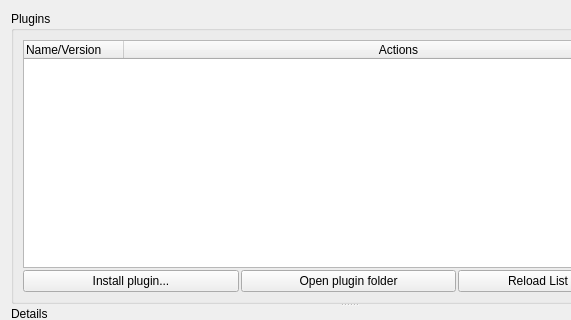
First picture: the form in ui/options_plugins.ui, repository metabrainz/picard, before the edit; both pictures show x 0 to 571 and y 0 to 320 of the 697 by 441 pixel window.
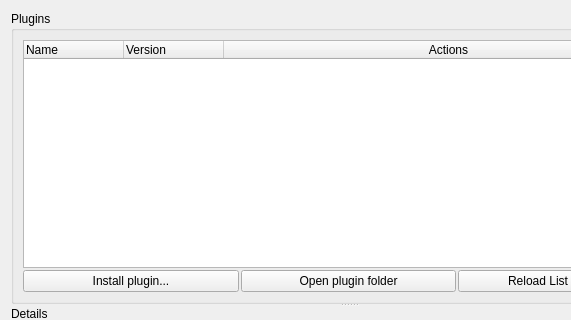
Second picture: the form after the edit.

Commit message: Plugins: Add separate version column

The edit to the form file:
```diff
--- a/ui/options_plugins.ui
+++ b/ui/options_plugins.ui
@@ -49,7 +49,12 @@
          </property>
          <column>
           <property name="text">
-           <string>Name/Version</string>
+           <string>Name</string>
+          </property>
+         </column>
+         <column>
+          <property name="text">
+           <string>Version</string>
           </property>
          </column>
          <column>
```
Left out of the diff: 4 changed lines with no effect on the pictures. The commit also changes 2 other files.
